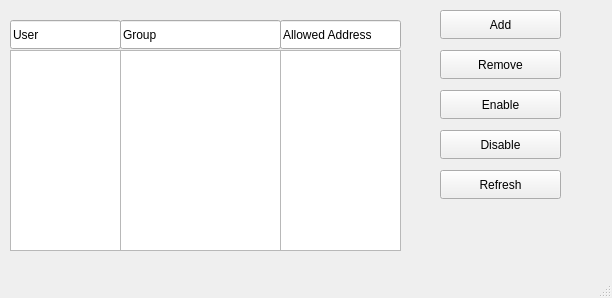
Above: loginGUI/user.ui from adiosko/mikrotik before the change. Below: the same form after it.
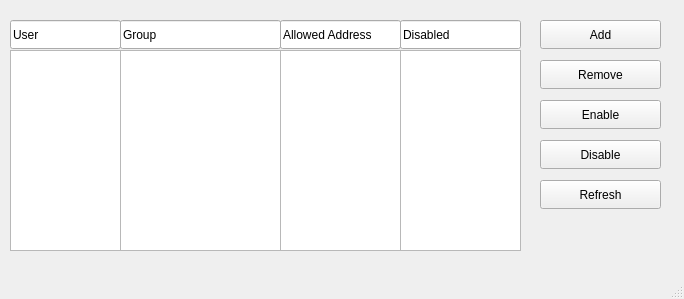
That is the form after the change.

Diff of the .ui file:
```diff
--- a/loginGUI/user.ui
+++ b/loginGUI/user.ui
@@ -6,8 +6,8 @@
    <rect>
     <x>0</x>
     <y>0</y>
-    <width>612</width>
-    <height>298</height>
+    <width>684</width>
+    <height>299</height>
    </rect>
   </property>
   <property name="windowTitle">
@@ -73,8 +73,8 @@
    <widget class="QPushButton" name="refreshButton">
     <property name="geometry">
      <rect>
-      <x>440</x>
-      <y>170</y>
+      <x>540</x>
+      <y>180</y>
       <width>121</width>
       <height>29</height>
      </rect>
@@ -99,8 +99,8 @@
    <widget class="QPushButton" name="addButton">
     <property name="geometry">
      <rect>
-      <x>440</x>
-      <y>10</y>
+      <x>540</x>
+      <y>20</y>
       <width>121</width>
       <height>29</height>
      </rect>
@@ -112,8 +112,8 @@
    <widget class="QPushButton" name="enableButton">
     <property name="geometry">
      <rect>
-      <x>440</x>
-      <y>90</y>
+      <x>540</x>
+      <y>100</y>
       <width>121</width>
       <height>29</height>
      </rect>
@@ -125,8 +125,8 @@
    <widget class="QPushButton" name="removeButton">
     <property name="geometry">
      <rect>
-      <x>440</x>
-      <y>50</y>
+      <x>540</x>
+      <y>60</y>
       <width>121</width>
       <height>29</height>
      </rect>
@@ -138,8 +138,8 @@
    <widget class="QPushButton" name="disableButton">
     <property name="geometry">
      <rect>
-      <x>440</x>
-      <y>130</y>
+      <x>540</x>
+      <y>140</y>
       <width>121</width>
       <height>29</height>
      </rect>
@@ -148,6 +148,29 @@
      <string>Disable</string>
     </property>
    </widget>
+   <widget class="QLineEdit" name="version_3">
+    <property name="geometry">
+     <rect>
+      <x>400</x>
+      <y>20</y>
+      <width>121</width>
+      <height>29</height>
+     </rect>
+    </property>
+    <property name="text">
+     <string>Disabled</string>
+    </property>
+   </widget>
+   <widget class="QListWidget" name="disableField">
+    <property name="geometry">
+     <rect>
+      <x>400</x>
+      <y>50</y>
+      <width>121</width>
+      <height>201</height>
+     </rect>
+    </property>
+   </widget>
   </widget>
   <widget class="QStatusBar" name="statusbar"/>
  </widget>
```
